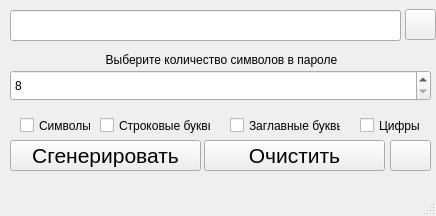
twinsheet/Aboba, file main_pass/untitled.ui: the form before one commit.
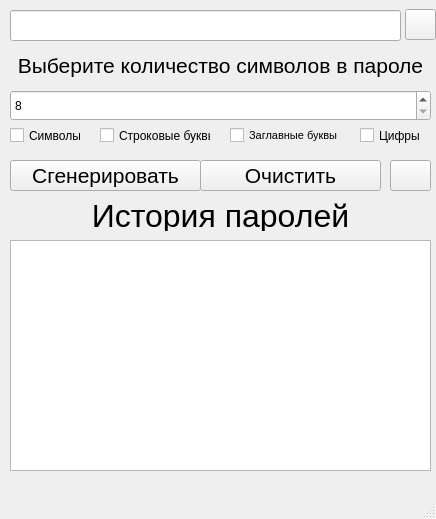
The form after the commit. Icons and pictures are not drawn.

Patch:
```diff
--- a/main_pass/untitled.ui
+++ b/main_pass/untitled.ui
@@ -7,7 +7,7 @@
     <x>0</x>
     <y>0</y>
     <width>436</width>
-    <height>216</height>
+    <height>519</height>
    </rect>
   </property>
   <property name="windowTitle">
@@ -18,7 +18,7 @@
     <property name="geometry">
      <rect>
       <x>10</x>
-      <y>140</y>
+      <y>160</y>
       <width>191</width>
       <height>31</height>
      </rect>
@@ -36,7 +36,7 @@
     <property name="geometry">
      <rect>
       <x>10</x>
-      <y>70</y>
+      <y>90</y>
       <width>421</width>
       <height>31</height>
      </rect>
@@ -61,12 +61,17 @@
    <widget class="QLabel" name="label">
     <property name="geometry">
      <rect>
-      <x>16</x>
-      <y>49</y>
-      <width>411</width>
-      <height>21</height>
+      <x>10</x>
+      <y>50</y>
+      <width>421</width>
+      <height>31</height>
      </rect>
     </property>
+    <property name="font">
+     <font>
+      <pointsize>16</pointsize>
+     </font>
+    </property>
     <property name="text">
      <string>Выберите количество символов в пароле</string>
     </property>
@@ -78,7 +83,7 @@
     <property name="geometry">
      <rect>
       <x>390</x>
-      <y>140</y>
+      <y>160</y>
       <width>41</width>
       <height>31</height>
      </rect>
@@ -106,8 +111,8 @@
    <widget class="QCheckBox" name="checkBox">
     <property name="geometry">
      <rect>
-      <x>20</x>
-      <y>110</y>
+      <x>10</x>
+      <y>120</y>
       <width>71</width>
       <height>31</height>
      </rect>
@@ -120,7 +125,7 @@
     <property name="geometry">
      <rect>
       <x>100</x>
-      <y>110</y>
+      <y>120</y>
       <width>111</width>
       <height>31</height>
      </rect>
@@ -133,11 +138,16 @@
     <property name="geometry">
      <rect>
       <x>230</x>
-      <y>110</y>
+      <y>120</y>
       <width>111</width>
       <height>31</height>
      </rect>
     </property>
+    <property name="font">
+     <font>
+      <pointsize>8</pointsize>
+     </font>
+    </property>
     <property name="text">
      <string>Заглавные буквы</string>
     </property>
@@ -146,7 +156,7 @@
     <property name="geometry">
      <rect>
       <x>360</x>
-      <y>110</y>
+      <y>120</y>
       <width>61</width>
       <height>31</height>
      </rect>
@@ -175,8 +185,8 @@
    <widget class="QPushButton" name="pushButton_3">
     <property name="geometry">
      <rect>
-      <x>204</x>
-      <y>140</y>
+      <x>200</x>
+      <y>160</y>
       <width>181</width>
       <height>31</height>
      </rect>
@@ -190,6 +200,37 @@
      <string>Очистить</string>
     </property>
    </widget>
+   <widget class="QListWidget" name="listWidget">
+    <property name="geometry">
+     <rect>
+      <x>10</x>
+      <y>240</y>
+      <width>421</width>
+      <height>231</height>
+     </rect>
+    </property>
+   </widget>
+   <widget class="QLabel" name="label_2">
+    <property name="geometry">
+     <rect>
+      <x>10</x>
+      <y>200</y>
+      <width>421</width>
+      <height>31</height>
+     </rect>
+    </property>
+    <property name="font">
+     <font>
+      <pointsize>24</pointsize>
+     </font>
+    </property>
+    <property name="text">
+     <string>История паролей</string>
+    </property>
+    <property name="alignment">
+     <set>Qt::AlignCenter</set>
+    </property>
+   </widget>
   </widget>
   <widget class="QMenuBar" name="menubar">
    <property name="geometry">
```
